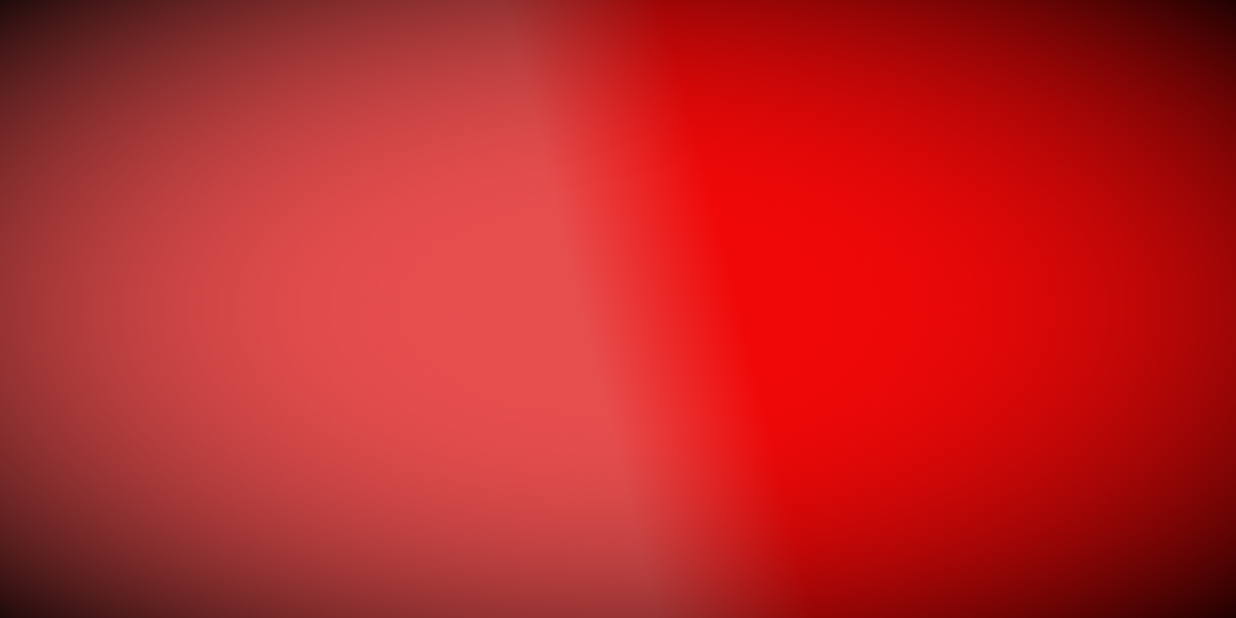
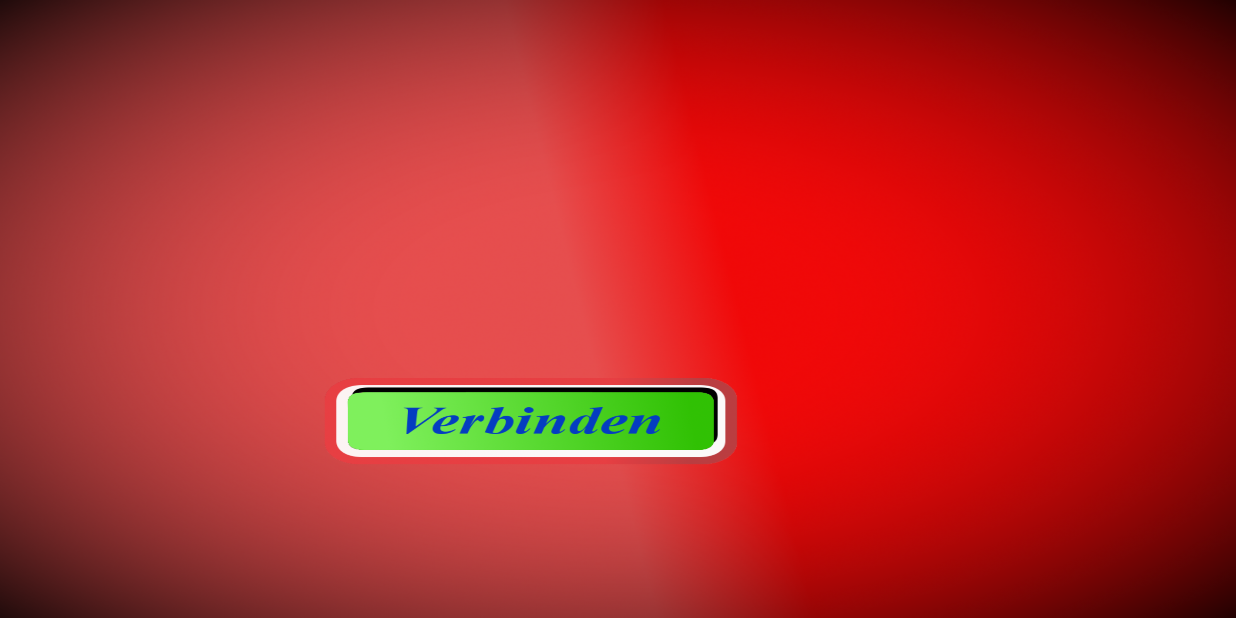
Before and after one commit to Prepe/UNOPlus, an Android app: the LobbyScreen screen opened directly, with no data from a screen before it, on a phone screen of 824 x 412 dp (held sideways). Run offline under Robolectric (Android 15) with nearby library versions, the phone set to English and light mode, and no system bars.

Commit message:
Lobby Button (Verbinden) -  Update PlayerList
Next / Prev

```diff
--- a/app/src/main/java/com/example/marti/unoplus/Screens/LobbyScreen.java
+++ b/app/src/main/java/com/example/marti/unoplus/Screens/LobbyScreen.java
@@ -2,8 +2,10 @@ package com.example.marti.unoplus.Screens;
 
 import android.os.Bundle;
 import android.support.v7.app.AppCompatActivity;
+import android.view.View;
 import android.view.Window;
 import android.view.WindowManager;
+import android.widget.Button;
 
 import com.example.marti.unoplus.R;
 
@@ -20,5 +22,12 @@ public class LobbyScreen extends AppCompatActivity {
         setContentView(R.layout.lobby_screen);
 
 
+        Button button= (Button)findViewById(R.id.verbindenbutton);
+        button.setOnClickListener(new View.OnClickListener(){
+            @Override
+            public void onClick(View view) {
+                //TO DO
+            }
+        });
     }
 }
--- a/app/src/main/res/layout/lobby_screen.xml
+++ b/app/src/main/res/layout/lobby_screen.xml
@@ -12,4 +12,14 @@
         app:srcCompat="@drawable/gamebg"
         tools:layout_editor_absoluteX="206dp"
         tools:layout_editor_absoluteY="159dp" />
+
+    <Button
+        android:id="@+id/verbindenbutton"
+        android:layout_width="277dp"
+        android:layout_height="80dp"
+        android:layout_x="216dp"
+        android:layout_y="242dp"
+        android:background="@drawable/verbindenbutton"
+        tools:layout_editor_absoluteX="307dp"
+        tools:layout_editor_absoluteY="264dp" />
 </AbsoluteLayout>
```
Also changed, not shown: app/src/main/java/com/example/marti/unoplus/PlayerList.java (+11 -5 lines), app/src/main/res/drawable/verbindenbutton.png (added).
